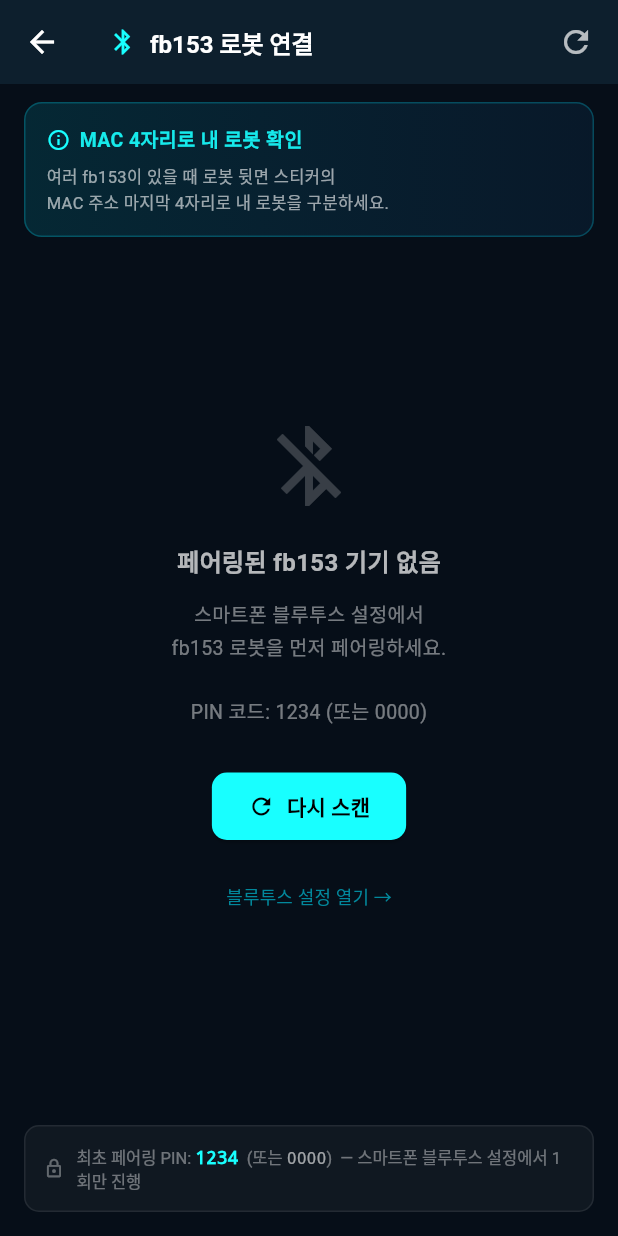
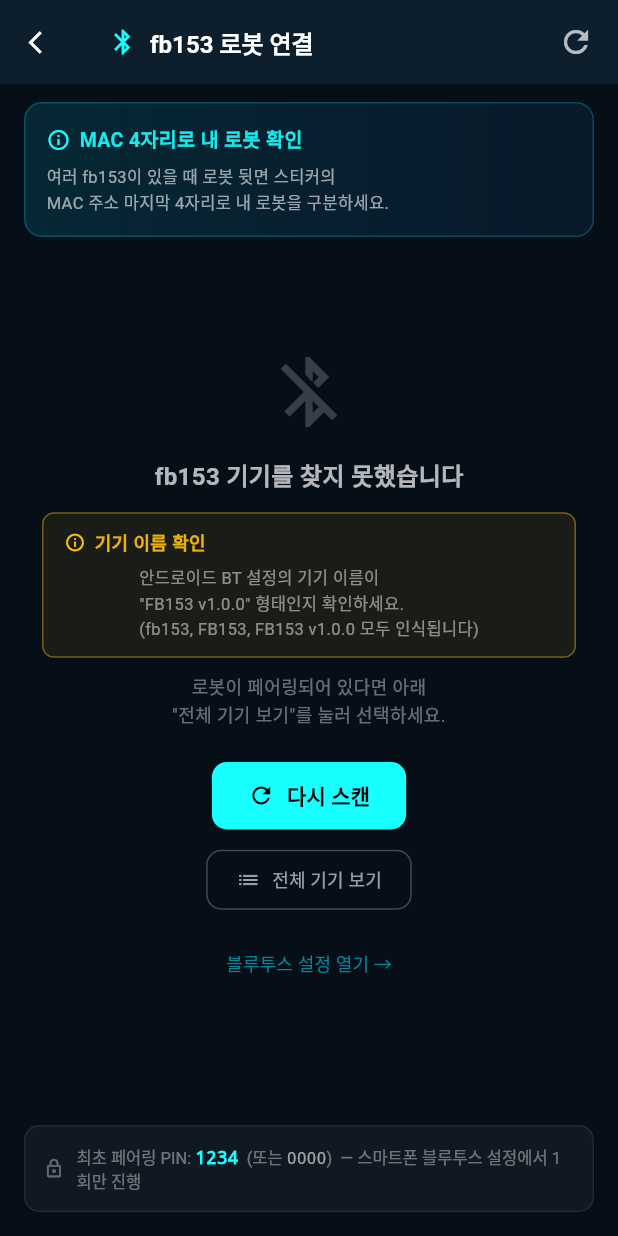
Before and after one commit to EmmettHwang/yolov5_fb153Humanoid_kotlin, a Flutter app: the BluetoothScanScreen screen opened directly, after a tap on "블루투스 설정 열기 →", on a phone screen of 412 x 824 dp. Run offline on Flutter 3.47's test engine with Material 3 defaults, Android fonts, the phone set to English and light mode, and no system bars; our stand-ins replace flutter_bluetooth_serial, shared_preferences, speech_to_text; accounts and stored records are empty.

Commit message:
fix: v0.9.250520 — BT 기기 인식 오류 수정 + 메인 화면 우선 진입
- BT 필터 수정: 'FB153 v1.0.0' 형태도 인식 (대소문자/공백 무시)
  * filterPrefix 매칭 시 toLowerCase + replaceAll(' ','') 적용
  * isFb153Robot 판별도 동일 방식으로 수정
  * '전체 기기 보기' 버튼 추가 (필터 없이 전체 스캔)
- 스플래시 로직 변경: BT 연결 성공 여부와 무관하게 메인 화면 직행
  * 자동 재연결은 백그라운드에서만 시도, 결과 기다리지 않음
  * 앱 첫 진입 시 바로 카메라/YOLO 화면 표시
- 헤더 BT 버튼 개선: 항상 표시, 연결 상태로 색상 변경
  * 연결됨: 녹색 + MAC 4자리 표시
  * 미연결: 빨간색 'BT 연결' 텍스트 → 탭하면 스캔 화면
- 상태바 미연결 안내 메시지 추가
- '기기 없음' 화면에 FB153 v1.0.0 이름 안내 박스 추가
- pubspec version: 0.8.250520+8 → 0.9.250520+9

```diff
--- a/lib/bluetooth/bluetooth_manager.dart
+++ b/lib/bluetooth/bluetooth_manager.dart
@@ -33,10 +33,11 @@ class BluetoothDeviceInfo {
   /// 표시 이름: "fb153 [AA:BB]"
   String get displayName => '$name  [$macSuffix]';
 
-  /// fb153 로봇 여부
-  bool get isFb153Robot =>
-      name.toLowerCase().contains('fb153') ||
-      name.toLowerCase().contains('robot');
+  /// fb153 로봇 여부 (FB153 v1.0.0 등 대소문자·공백 무시)
+  bool get isFb153Robot {
+    final n = name.toLowerCase().replaceAll(' ', '');
+    return n.contains('fb153') || n.contains('robot');
+  }
 
   @override
   String toString() => displayName;
@@ -130,13 +131,16 @@ class BluetoothManager extends ChangeNotifier {
     try {
       final bonded = await FlutterBluetoothSerial.instance.getBondedDevices();
 
-      // 1차: fb153 이름 필터
+      // fb153 관련 기기 필터 (대소문자 무시, 공백 제거 후 매칭)
+      // 예: "fb153", "FB153", "FB153 v1.0.0", "FB153_v2" 모두 매칭
       final fb153List = bonded.where((d) {
-        final n = (d.name ?? '').toLowerCase();
-        return filterPrefix.isEmpty || n.contains(filterPrefix.toLowerCase());
+        if (filterPrefix.isEmpty) return true;
+        final n = (d.name ?? '').toLowerCase().replaceAll(' ', '');
+        final f = filterPrefix.toLowerCase().replaceAll(' ', '');
+        return n.contains(f);
       }).toList();
 
-      // fb153이 있으면 해당 목록만, 없으면 전체 페어링 기기 표시
+      // fb153 기기가 있으면 해당 목록만, 없으면 전체 페어링 기기 표시
       final targetList = fb153List.isNotEmpty ? fb153List : bonded;
 
       for (final d in targetList) {
--- a/lib/ui/bluetooth/bluetooth_scan_screen.dart
+++ b/lib/ui/bluetooth/bluetooth_scan_screen.dart
@@ -310,15 +310,15 @@ class _BluetoothScanScreenState extends State<BluetoothScanScreen>
   Widget _buildEmptyState(BluetoothManager btManager) {
     return Center(
       child: Padding(
-        padding: const EdgeInsets.all(32),
+        padding: const EdgeInsets.all(28),
         child: Column(
           mainAxisAlignment: MainAxisAlignment.center,
           children: [
             Icon(Icons.bluetooth_disabled,
-                size: 64, color: Colors.white.withValues(alpha: 0.2)),
-            const SizedBox(height: 20),
+                size: 56, color: Colors.white.withValues(alpha: 0.2)),
+            const SizedBox(height: 16),
             Text(
-              '페어링된 fb153 기기 없음',
+              'fb153 기기를 찾지 못했습니다',
               style: TextStyle(
                 color: Colors.white.withValues(alpha: 0.7),
                 fontSize: 16,
@@ -326,16 +326,58 @@ class _BluetoothScanScreenState extends State<BluetoothScanScreen>
               ),
             ),
             const SizedBox(height: 12),
+
+            // 기기 이름 안내 박스
+            Container(
+              padding: const EdgeInsets.symmetric(horizontal: 14, vertical: 10),
+              decoration: BoxDecoration(
+                color: Colors.amber.withValues(alpha: 0.08),
+                borderRadius: BorderRadius.circular(8),
+                border: Border.all(color: Colors.amber.withValues(alpha: 0.4)),
+              ),
+              child: Column(
+                children: [
+                  Row(
+                    children: [
+                      const Icon(Icons.info_outline, size: 14, color: Colors.amber),
+                      const SizedBox(width: 6),
+                      Text(
+                        '기기 이름 확인',
+                        style: TextStyle(
+                          color: Colors.amber.withValues(alpha: 0.9),
+                          fontSize: 12,
+                          fontWeight: FontWeight.bold,
+                        ),
+                      ),
+                    ],
+                  ),
+                  const SizedBox(height: 6),
+                  Text(
+                    '안드로이드 BT 설정의 기기 이름이\n"FB153 v1.0.0" 형태인지 확인하세요.\n(fb153, FB153, FB153 v1.0.0 모두 인식됩니다)',
+                    textAlign: TextAlign.left,
+                    style: TextStyle(
+                      color: Colors.white.withValues(alpha: 0.5),
+                      fontSize: 11,
+                      height: 1.5,
+                    ),
+                  ),
+                ],
+              ),
+            ),
+
+            const SizedBox(height: 10),
             Text(
-              '스마트폰 블루투스 설정에서\nfb153 로봇을 먼저 페어링하세요.\n\nPIN 코드: 1234 (또는 0000)',
+              '로봇이 페어링되어 있다면 아래\n"전체 기기 보기"를 눌러 선택하세요.',
               textAlign: TextAlign.center,
               style: TextStyle(
-                color: Colors.white.withValues(alpha: 0.45),
-                fontSize: 13,
-                height: 1.6,
+                color: Colors.white.withValues(alpha: 0.4),
+                fontSize: 12,
+                height: 1.5,
               ),
             ),
-            const SizedBox(height: 28),
+            const SizedBox(height: 20),
+
+            // 다시 스캔
             ElevatedButton.icon(
               style: ElevatedButton.styleFrom(
                 backgroundColor: Colors.cyanAccent,
@@ -349,7 +391,23 @@ class _BluetoothScanScreenState extends State<BluetoothScanScreen>
                   style: TextStyle(fontWeight: FontWeight.bold)),
               onPressed: () => btManager.startScan(),
             ),
-            const SizedBox(height: 12),
+            const SizedBox(height: 8),
+
+            // 전체 기기 보기 (필터 없이)
+            OutlinedButton.icon(
+              style: OutlinedButton.styleFrom(
+                foregroundColor: Colors.white60,
+                side: const BorderSide(color: Colors.white24),
+                padding: const EdgeInsets.symmetric(horizontal: 20, vertical: 10),
+                shape: RoundedRectangleBorder(
+                    borderRadius: BorderRadius.circular(10)),
+              ),
+              icon: const Icon(Icons.list, size: 16),
+              label: const Text('전체 기기 보기', style: TextStyle(fontSize: 12)),
+              onPressed: () => btManager.startScan(filterPrefix: ''),
+            ),
+            const SizedBox(height: 8),
+
             TextButton(
               onPressed: _openSystemBluetooth,
               child: Text(
--- a/lib/ui/control/control_screen.dart
+++ b/lib/ui/control/control_screen.dart
@@ -201,9 +201,9 @@ class _ControlScreenState extends State<ControlScreen>
         children: [
           // 로봇 아이콘 + 앱 이름
           const Icon(Icons.smart_toy, color: Colors.cyanAccent, size: 20),
-          const SizedBox(width: 8),
+          const SizedBox(width: 6),
           const Text(
-            'ROBO COMMANDER',
+            'ROBO',
             style: TextStyle(
               color: Colors.white,
               fontSize: 14,
@@ -211,22 +211,73 @@ class _ControlScreenState extends State<ControlScreen>
               letterSpacing: 1.5,
             ),
           ),
+          const SizedBox(width: 4),
+
+          // ── BT 연결 버튼 (항상 표시, 상태에 따라 색상 변경) ──
+          GestureDetector(
+            onTap: _openBluetoothScan,
+            child: AnimatedContainer(
+              duration: const Duration(milliseconds: 300),
+              padding: const EdgeInsets.symmetric(horizontal: 9, vertical: 4),
+              decoration: BoxDecoration(
+                color: btManager.isConnected
+                    ? Colors.greenAccent.withValues(alpha: 0.12)
+                    : Colors.redAccent.withValues(alpha: 0.12),
+                borderRadius: BorderRadius.circular(6),
+                border: Border.all(
+                  color: btManager.isConnected
+                      ? Colors.greenAccent.withValues(alpha: 0.7)
+                      : Colors.redAccent.withValues(alpha: 0.7),
+                  width: 1,
+                ),
+              ),
+              child: Row(
+                mainAxisSize: MainAxisSize.min,
+                children: [
+                  Icon(
+                    btManager.isConnected
+                        ? Icons.bluetooth_connected
+                        : Icons.bluetooth_disabled,
+                    size: 13,
+                    color: btManager.isConnected
+                        ? Colors.greenAccent
+                        : Colors.redAccent,
+                  ),
+                  const SizedBox(width: 4),
+                  Text(
+                    btManager.isConnected
+                        ? (btManager.connectedDevice?.macSuffix ?? 'BT')
+                        : 'BT 연결',
+                    style: TextStyle(
+                      color: btManager.isConnected
+                          ? Colors.greenAccent
+                          : Colors.redAccent,
+                      fontSize: 11,
+                      fontWeight: FontWeight.bold,
+                      letterSpacing: 0.5,
+                    ),
+                  ),
+                ],
+              ),
+            ),
+          ),
+
           const Spacer(),
 
-          // 패킷 카운터
+          // 패킷 카운터 (연결 시)
           if (btManager.isConnected)
             Container(
-              padding: const EdgeInsets.symmetric(horizontal: 8, vertical: 3),
-              margin: const EdgeInsets.only(right: 8),
+              padding: const EdgeInsets.symmetric(horizontal: 6, vertical: 3),
+              margin: const EdgeInsets.only(right: 6),
               decoration: BoxDecoration(
-                color: Colors.green.withValues(alpha: 0.15),
+                color: Colors.green.withValues(alpha: 0.12),
                 borderRadius: BorderRadius.circular(4),
               ),
               child: Text(
-                'TX: ${btManager.packetsSent}',
+                'TX:${btManager.packetsSent}',
                 style: const TextStyle(
                   color: Colors.greenAccent,
-                  fontSize: 10,
+                  fontSize: 9,
                   fontFamily: 'monospace',
                 ),
               ),
@@ -234,10 +285,10 @@ class _ControlScreenState extends State<ControlScreen>
 
           // 음성 명령 버튼
           const SizedBox(
-            width: 60,
+            width: 58,
             child: VoiceCommandButton(),
           ),
-          const SizedBox(width: 8),
+          const SizedBox(width: 6),
 
           // 설정 버튼
           IconButton(
@@ -256,17 +307,18 @@ class _ControlScreenState extends State<ControlScreen>
     final deviceName = btManager.connectedDevice?.name ?? '-';
 
     return Container(
-      height: 34,
+      height: 30,
       padding: const EdgeInsets.symmetric(horizontal: 12),
       color: const Color(0xFF0A1628),
       child: Row(
         children: [
-          // 연결 상태
-          Container(
-            width: 7,
-            height: 7,
+          // 연결 상태 도트
+          AnimatedContainer(
+            duration: const Duration(milliseconds: 300),
+            width: 6,
+            height: 6,
             decoration: BoxDecoration(
-              color: isConnected ? Colors.greenAccent : Colors.redAccent,
+              color: isConnected ? Colors.greenAccent : Colors.white24,
               shape: BoxShape.circle,
               boxShadow: isConnected
                   ? [
@@ -278,18 +330,20 @@ class _ControlScreenState extends State<ControlScreen>
                   : null,
             ),
           ),
-          const SizedBox(width: 6),
-          Text(
-            isConnected ? deviceName : '연결 안됨',
-            style: TextStyle(
-              color: isConnected ? Colors.greenAccent : Colors.white38,
-              fontSize: 11,
-              fontWeight: FontWeight.w600,
+          const SizedBox(width: 5),
+          Flexible(
+            child: Text(
+              isConnected ? deviceName : '블루투스 미연결 — 헤더 BT 버튼으로 연결',
+              style: TextStyle(
+                color: isConnected ? Colors.greenAccent : Colors.white30,
+                fontSize: 10,
+                fontWeight: isConnected ? FontWeight.w600 : FontWeight.normal,
+              ),
+              overflow: TextOverflow.ellipsis,
             ),
           ),
 
-          if (isConnected) ...[
-            const SizedBox(width: 12),
+          if (isConnected) ...[const SizedBox(width: 8),
             _StatusChip(
               icon: Icons.timer_outlined,
               label: '${btManager.latencyMs}ms',
@@ -299,7 +353,7 @@ class _ControlScreenState extends State<ControlScreen>
 
           const Spacer(),
 
-          // YOLO 인식 상태 (탭으로 토글)
+          // YOLO 토글 칩 (탭으로 즉시 ON/OFF)
           GestureDetector(
             onTap: () {
               setState(() {
@@ -312,32 +366,9 @@ class _ControlScreenState extends State<ControlScreen>
               label: _isYoloActive
                   ? (_detectedObject == '-' ? 'YOLO ON' : '인식: $_detectedObject')
                   : 'YOLO OFF',
-              color: _isYoloActive ? Colors.greenAccent : Colors.white38,
+              color: _isYoloActive ? Colors.greenAccent : Colors.white30,
             ),
           ),
-
-          const SizedBox(width: 8),
-
-          // 연결 버튼 (미연결 시)
-          if (!isConnected)
-            GestureDetector(
-              onTap: _openBluetoothScan,
-              child: Container(
-                padding: const EdgeInsets.symmetric(horizontal: 8, vertical: 2),
-                decoration: BoxDecoration(
-                  border: Border.all(color: Colors.cyanAccent, width: 1),
-                  borderRadius: BorderRadius.circular(4),
-                ),
-                child: const Text(
-                  '연결',
-                  style: TextStyle(
-                    color: Colors.cyanAccent,
-                    fontSize: 10,
-                    fontWeight: FontWeight.bold,
-                  ),
-                ),
-              ),
-            ),
         ],
       ),
     );
```
Also changed, not shown: lib/main.dart (+10 -37 lines).
